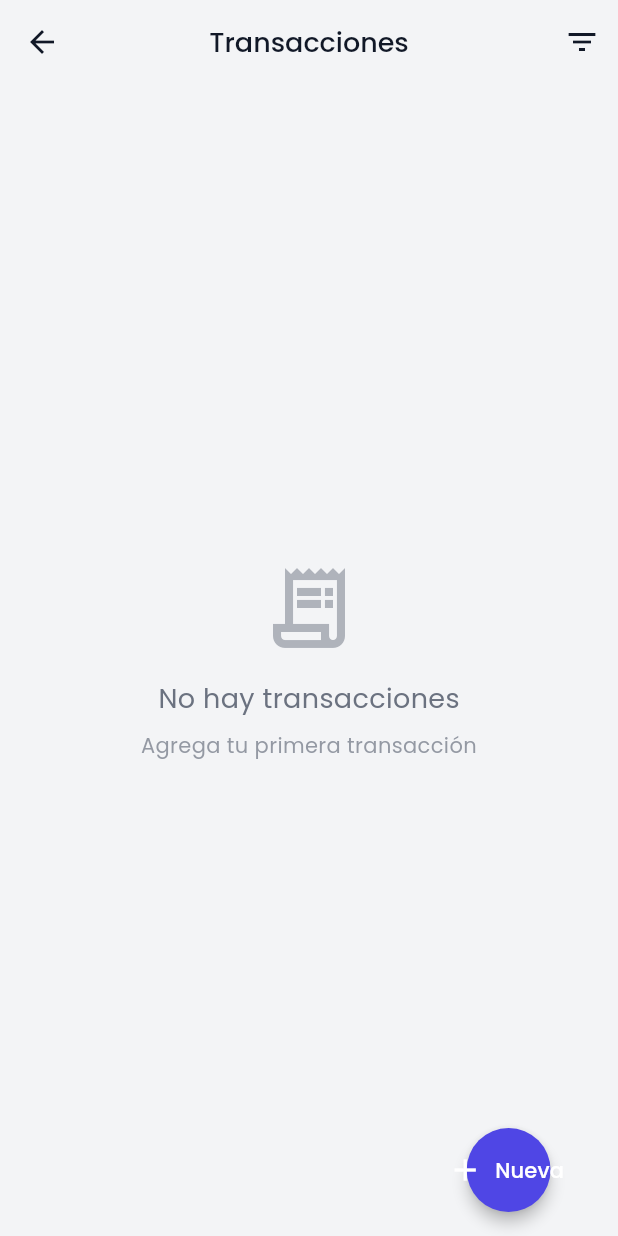
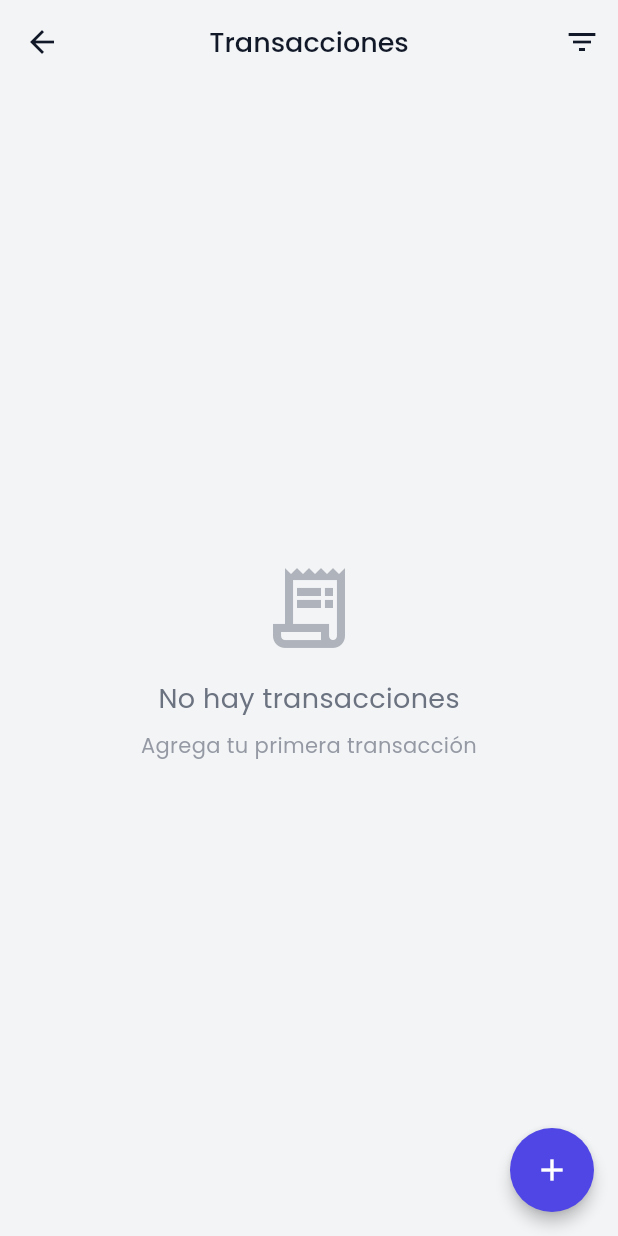
Before and after one commit to rjmmdev/appfinanzaspersonalesraul, a Flutter app: the TransactionsScreen screen opened directly, on a phone screen of 412 x 824 dp. Run offline on Flutter 3.47's test engine with Material 3 defaults, Android fonts, the phone set to English and light mode, and no system bars; our stand-ins replace cloud_firestore, firebase_core, firebase_storage, google_fonts, shared_preferences; accounts and stored records are empty.

Commit message:
Use icon-only FAB on transactions screen

```diff
--- a/lib/screens/transactions_screen.dart
+++ b/lib/screens/transactions_screen.dart
@@ -128,7 +128,7 @@ class _TransactionsScreenState extends State<TransactionsScreen>
           ),
         ],
       ),
-      floatingActionButton: FloatingActionButton.extended(
+      floatingActionButton: FloatingActionButton(
         onPressed: () {
           Navigator.push(
             context,
@@ -137,10 +137,9 @@ class _TransactionsScreenState extends State<TransactionsScreen>
             ),
           );
         },
-        icon: const Icon(Icons.add),
-        label: const Text('Nueva'),
         backgroundColor: AppTheme.primaryColor,
         foregroundColor: Colors.white,
+        child: const Icon(Icons.add),
       ),
       body: FadeTransition(
         opacity: _fadeAnimation,
```
